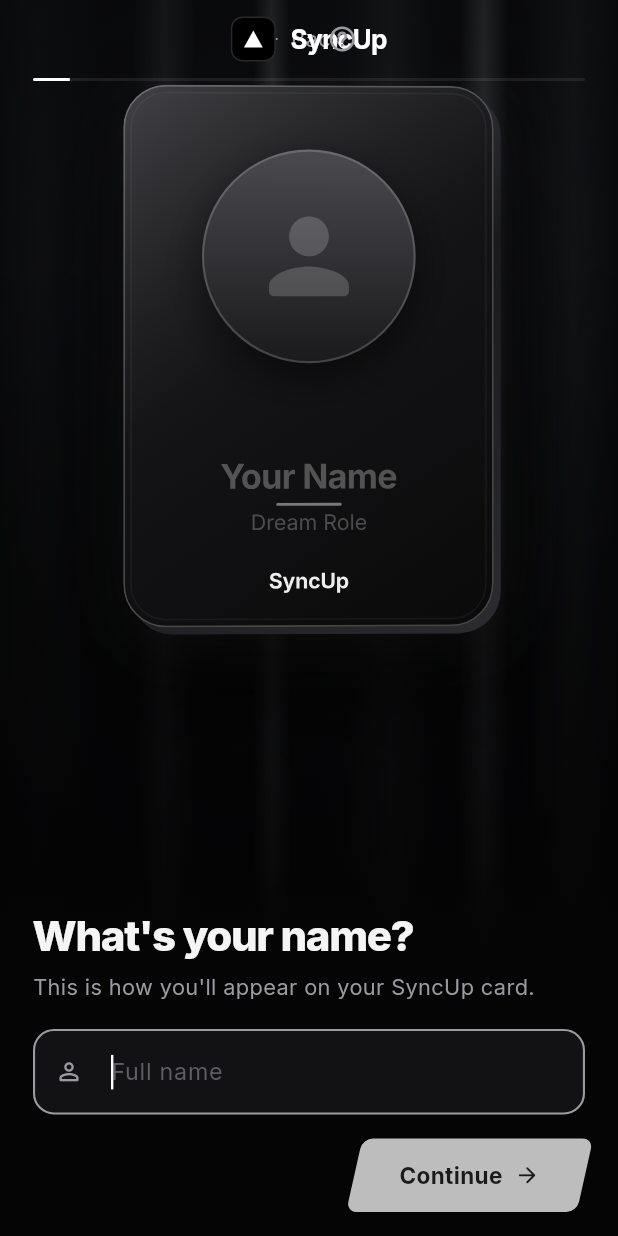
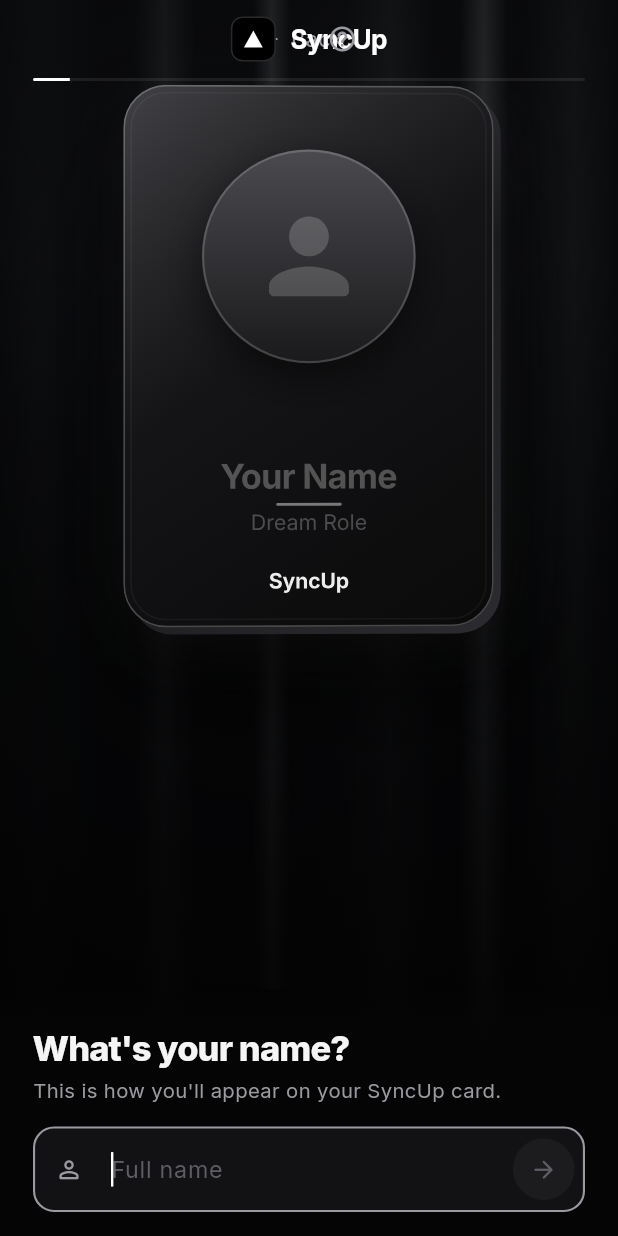
Before and after one commit to Guylikeisaac/card, a Flutter app: the screen it shows after launch, after a tap on "Skip for now", on a phone screen of 412 x 824 dp. Run offline on Flutter 3.47's test engine with Material 3 defaults, Android fonts, the phone set to English and light mode, and no system bars; our stand-ins replace file_picker, google_fonts, image_picker.

Commit message:
Compact name/dream-role questions so the card stays in view
Inline arrow button replaces the Continue row, smaller title, subtle
crossfade, and the card aligns its active line just above the input.

Co-Authored-By: Claude Opus 5.5 <noreply@anthropic.com>

```diff
--- a/lib/onboarding/onboarding_flow.dart
+++ b/lib/onboarding/onboarding_flow.dart
@@ -288,15 +288,15 @@ class _OnboardingFlowState extends State<OnboardingFlow>
         final s = ((fullH - _identityPanelH - 20) / _cardH).clamp(0.45, 0.95);
         final photoTop = math.max(8.0, (fullH - _identityPanelH - _cardH * s) / 2);
         if (_phase == Phase.photo) return _Pose(photoTop, s, 1);
-        final panelTop = h - (_phase == Phase.role ? 290 : 245);
+        final panelTop = h - (_phase == Phase.role ? 205 : 160);
         if (_phase == Phase.name) {
           // Slide up so the name line sits just above the input.
           return _Pose(
-              math.min(photoTop - 0.22 * _cardH * s, panelTop - 0.70 * _cardH * s), s, 1);
+              math.min(photoTop - 0.22 * _cardH * s, panelTop - 8 - 0.76 * _cardH * s), s, 1);
         }
         // A little further up for the dream role.
         return _Pose(
-            math.min(photoTop - 0.30 * _cardH * s, panelTop - 0.80 * _cardH * s), s, 1);
+            math.min(photoTop - 0.30 * _cardH * s, panelTop - 8 - 0.84 * _cardH * s), s, 1);
       case Phase.steps:
         final stage = _stepsStageH(h, kb);
         if (kb) return _Pose(-_cardH * 0.5 - 40, 0.5, 0);
@@ -491,7 +491,7 @@ class _OnboardingFlowState extends State<OnboardingFlow>
                     ),
                   ),
                   padding: EdgeInsets.fromLTRB(
-                      22, 36, 22, (kb ? 12 : safeBottom) + 16),
+                      22, 26, 22, (kb ? 10 : safeBottom + 16)),
                   child: AnimatedSwitcher(
                     duration: const Duration(milliseconds: 550),
                     switchInCurve: Curves.easeOutCubic,
@@ -500,7 +500,7 @@ class _OnboardingFlowState extends State<OnboardingFlow>
                       opacity: a,
                       child: SlideTransition(
                         position: Tween(
-                                begin: const Offset(0, 0.12), end: Offset.zero)
+                                begin: const Offset(0, 0.03), end: Offset.zero)
                             .animate(a),
                         child: child,
                       ),
@@ -871,33 +871,22 @@ class _NamePanelState extends State<_NamePanel> {
   bool get _valid => widget.data.name.trim().length >= 2;
 
   @override
-  Widget build(BuildContext context) => Column(
-        mainAxisSize: MainAxisSize.min,
-        crossAxisAlignment: CrossAxisAlignment.start,
-        children: [
-          Text("What's your name?", style: ST.h1),
-          const SizedBox(height: 8),
-          Text("This is how you'll appear on your SyncUp card.", style: ST.sub),
-          const SizedBox(height: 18),
-          SyncTextField(
+  Widget build(BuildContext context) => _CompactQuestion(
+        title: "What's your name?",
+        subtitle: "This is how you'll appear on your SyncUp card.",
+        field: SyncTextField(
           controller: _c,
           hint: 'Full name',
           autofocus: true,
           textCapitalization: TextCapitalization.words,
           textInputAction: TextInputAction.next,
           prefixIcon: Icons.person_outline_rounded,
+          suffix: _NextArrow(enabled: _valid, onTap: widget.onNext),
           onChanged: (v) => widget.data.set(() => widget.data.name = v),
           onSubmitted: (_) {
             if (_valid) widget.onNext();
           },
         ),
-          const SizedBox(height: 16),
-          Align(
-            alignment: Alignment.centerRight,
-            child: SyncButton(
-                label: 'Continue', enabled: _valid, onPressed: widget.onNext),
-          ),
-        ],
       );
 }
 
@@ -924,29 +913,23 @@ class _RolePanelState extends State<_RolePanel> {
   void _set(String v) => widget.data.set(() => widget.data.dreamRole = v);
 
   @override
-  Widget build(BuildContext context) => Column(
-        mainAxisSize: MainAxisSize.min,
-        crossAxisAlignment: CrossAxisAlignment.start,
-        children: [
-          Text("What's your dream role?", style: ST.h1),
-          const SizedBox(height: 8),
-          Text("The role you're working towards — it headlines your card.",
-              style: ST.sub),
-          const SizedBox(height: 18),
-          SyncTextField(
+  Widget build(BuildContext context) => _CompactQuestion(
+        title: "What's your dream role?",
+        subtitle: "The role you're working towards — it headlines your card.",
+        field: SyncTextField(
           controller: _c,
           hint: 'e.g. Software Engineer',
           autofocus: true,
           textCapitalization: TextCapitalization.words,
           textInputAction: TextInputAction.done,
           prefixIcon: Icons.auto_awesome_outlined,
+          suffix: _NextArrow(enabled: _valid, onTap: widget.onNext),
           onChanged: _set,
           onSubmitted: (_) {
             if (_valid) widget.onNext();
           },
         ),
-          const SizedBox(height: 12),
-          SizedBox(
+        below: SizedBox(
           height: 34,
           child: ListView.separated(
             scrollDirection: Axis.horizontal,
@@ -978,13 +961,76 @@ class _RolePanelState extends State<_RolePanel> {
             },
           ),
         ),
-          const SizedBox(height: 16),
-          Align(
-            alignment: Alignment.centerRight,
-            child: SyncButton(
-                label: 'Create my card', enabled: _valid, onPressed: widget.onNext),
+      );
+}
+
+/// Compact question used under the card for name / dream role, so the card
+/// stays the hero while the keyboard is open.
+class _CompactQuestion extends StatelessWidget {
+  const _CompactQuestion({
+    required this.title,
+    required this.subtitle,
+    required this.field,
+    this.below,
+  });
+  final String title;
+  final String subtitle;
+  final Widget field;
+  final Widget? below;
+
+  @override
+  Widget build(BuildContext context) => Column(
+        mainAxisSize: MainAxisSize.min,
+        crossAxisAlignment: CrossAxisAlignment.start,
+        children: [
+          Text(title, style: ST.h1.copyWith(fontSize: 23, letterSpacing: -0.6)),
+          const SizedBox(height: 5),
+          Text(subtitle, style: ST.sub.copyWith(fontSize: 13.5)),
+          const SizedBox(height: 14),
+          field,
+          if (below != null) ...[const SizedBox(height: 10), below!],
+        ],
+      );
+}
+
+/// Round arrow inside the text field that advances to the next question.
+class _NextArrow extends StatelessWidget {
+  const _NextArrow({required this.enabled, required this.onTap});
+  final bool enabled;
+  final VoidCallback onTap;
+
+  @override
+  Widget build(BuildContext context) => Padding(
+        padding: const EdgeInsets.only(right: 7),
+        child: GestureDetector(
+          key: const ValueKey('identity-next'),
+          onTap: enabled
+              ? () {
+                  HapticFeedback.lightImpact();
+                  onTap();
+                }
+              : null,
+          child: AnimatedContainer(
+            duration: const Duration(milliseconds: 250),
+            curve: Curves.easeOutCubic,
+            width: 40,
+            height: 40,
+            decoration: BoxDecoration(
+              shape: BoxShape.circle,
+              color: enabled ? Colors.white : SC.chip,
+              boxShadow: enabled
+                  ? [
+                      BoxShadow(
+                        color: Colors.white.withValues(alpha: 0.18),
+                        blurRadius: 16,
                       ),
-        ],
+                    ]
+                  : const [],
+            ),
+            child: Icon(Icons.arrow_forward_rounded,
+                size: 19, color: enabled ? Colors.black : SC.textFaint),
+          ),
+        ),
       );
 }
 
```
Also changed, not shown: 1 other file. Lines whose indentation alone changed are shown as unchanged.
